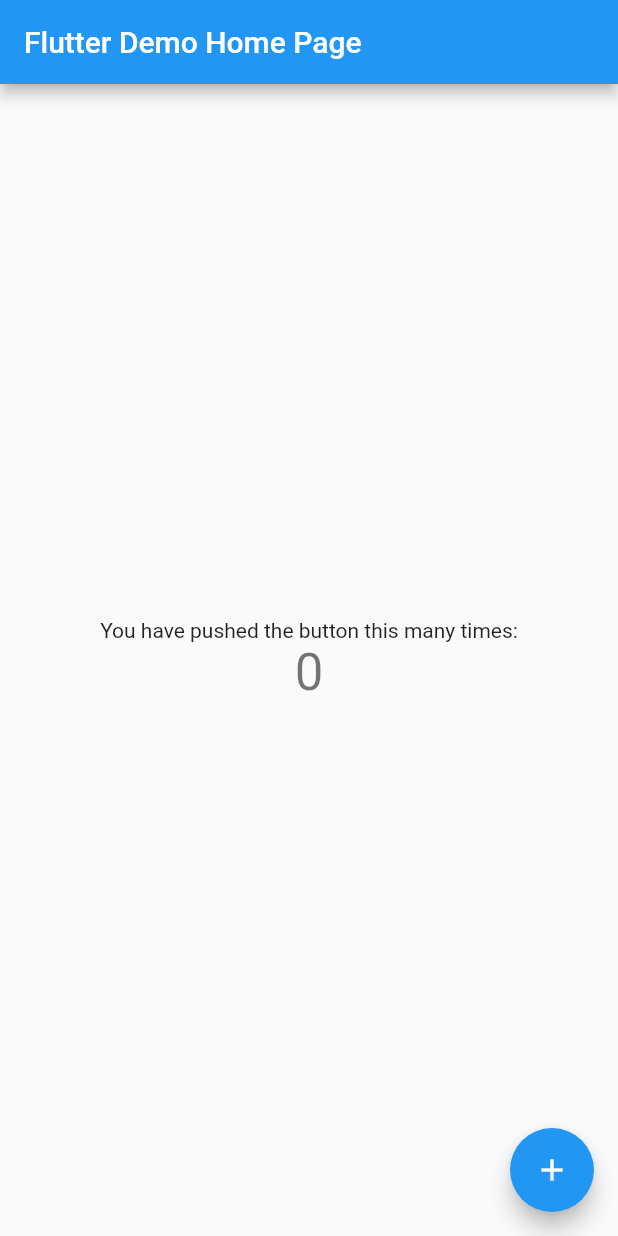
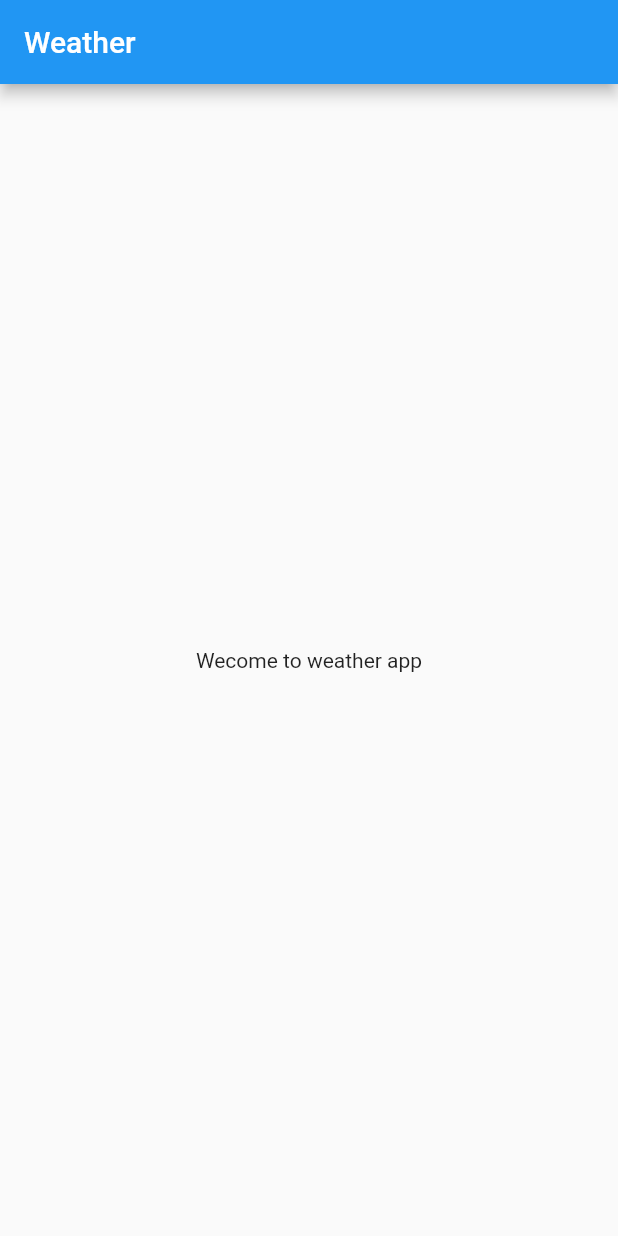
Before and after one commit to AurelienKun/tuto_weather, a Flutter app: the screen it shows after launch, on a phone screen of 412 x 824 dp. Run offline on Flutter 3.47's test engine with Material 2 defaults, Android fonts, the phone set to English and light mode, and no system bars.

Commit message:
FIX: initial project cleanup

```diff
--- /dev/null
+++ b/lib/homepage.dart
@@ -0,0 +1,23 @@
+import 'package:flutter/material.dart';
+
+class MyHomePage extends StatefulWidget {
+  MyHomePage({this.title});
+  final String title;
+
+  @override
+  _MyHomePageState createState() => _MyHomePageState();
+}
+
+class _MyHomePageState extends State<MyHomePage> {
+  @override
+  Widget build(BuildContext context) {
+    return Scaffold(
+      appBar: AppBar(
+        title: Text(widget.title),
+      ),
+      body: Center(
+        child: Text("Wecome to weather app"),
+      ),
+    );
+  }
+}
--- a/lib/main.dart
+++ b/lib/main.dart
@@ -1,117 +1,20 @@
 import 'package:flutter/material.dart';
+import 'package:tuto_weather/homepage.dart';
 
 void main() {
   runApp(MyApp());
 }
 
 class MyApp extends StatelessWidget {
-  // This widget is the root of your application.
   @override
   Widget build(BuildContext context) {
     return MaterialApp(
-      title: 'Flutter Demo',
+      title: 'Weather tuto',
       theme: ThemeData(
-        // This is the theme of your application.
-        //
-        // Try running your application with "flutter run". You'll see the
-        // application has a blue toolbar. Then, without quitting the app, try
-        // changing the primarySwatch below to Colors.green and then invoke
-        // "hot reload" (press "r" in the console where you ran "flutter run",
-        // or simply save your changes to "hot reload" in a Flutter IDE).
-        // Notice that the counter didn't reset back to zero; the application
-        // is not restarted.
         primarySwatch: Colors.blue,
-        // This makes the visual density adapt to the platform that you run
-        // the app on. For desktop platforms, the controls will be smaller and
-        // closer together (more dense) than on mobile platforms.
         visualDensity: VisualDensity.adaptivePlatformDensity,
       ),
-      home: MyHomePage(title: 'Flutter Demo Home Page'),
+      home: MyHomePage(title: 'Weather'),
     );
   }
 }
-
-class MyHomePage extends StatefulWidget {
-  MyHomePage({Key key, this.title}) : super(key: key);
-
-  // This widget is the home page of your application. It is stateful, meaning
-  // that it has a State object (defined below) that contains fields that affect
-  // how it looks.
-
-  // This class is the configuration for the state. It holds the values (in this
-  // case the title) provided by the parent (in this case the App widget) and
-  // used by the build method of the State. Fields in a Widget subclass are
-  // always marked "final".
-
-  final String title;
-
-  @override
-  _MyHomePageState createState() => _MyHomePageState();
-}
-
-class _MyHomePageState extends State<MyHomePage> {
-  int _counter = 0;
-
-  void _incrementCounter() {
-    setState(() {
-      // This call to setState tells the Flutter framework that something has
-      // changed in this State, which causes it to rerun the build method below
-      // so that the display can reflect the updated values. If we changed
-      // _counter without calling setState(), then the build method would not be
-      // called again, and so nothing would appear to happen.
-      _counter++;
-    });
-  }
-
-  @override
-  Widget build(BuildContext context) {
-    // This method is rerun every time setState is called, for instance as done
-    // by the _incrementCounter method above.
-    //
-    // The Flutter framework has been optimized to make rerunning build methods
-    // fast, so that you can just rebuild anything that needs updating rather
-    // than having to individually change instances of widgets.
-    return Scaffold(
-      appBar: AppBar(
-        // Here we take the value from the MyHomePage object that was created by
-        // the App.build method, and use it to set our appbar title.
-        title: Text(widget.title),
-      ),
-      body: Center(
-        // Center is a layout widget. It takes a single child and positions it
-        // in the middle of the parent.
-        child: Column(
-          // Column is also a layout widget. It takes a list of children and
-          // arranges them vertically. By default, it sizes itself to fit its
-          // children horizontally, and tries to be as tall as its parent.
-          //
-          // Invoke "debug painting" (press "p" in the console, choose the
-          // "Toggle Debug Paint" action from the Flutter Inspector in Android
-          // Studio, or the "Toggle Debug Paint" command in Visual Studio Code)
-          // to see the wireframe for each widget.
-          //
-          // Column has various properties to control how it sizes itself and
-          // how it positions its children. Here we use mainAxisAlignment to
-          // center the children vertically; the main axis here is the vertical
-          // axis because Columns are vertical (the cross axis would be
-          // horizontal).
-          mainAxisAlignment: MainAxisAlignment.center,
-          children: <Widget>[
-            Text(
-              'You have pushed the button this many times:',
-            ),
-            Text(
-              '$_counter',
-              style: Theme.of(context).textTheme.headline4,
-            ),
-          ],
-        ),
-      ),
-      floatingActionButton: FloatingActionButton(
-        onPressed: _incrementCounter,
-        tooltip: 'Increment',
-        child: Icon(Icons.add),
-      ), // This trailing comma makes auto-formatting nicer for build methods.
-    );
-  }
-}
```
Also changed, not shown: 1 other file.
